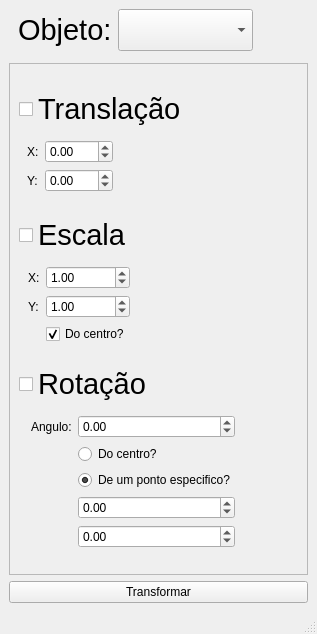
Old version of the form janelatranformador.ui in the repository samu-ribas/3D-Graphics-Engine-Project.
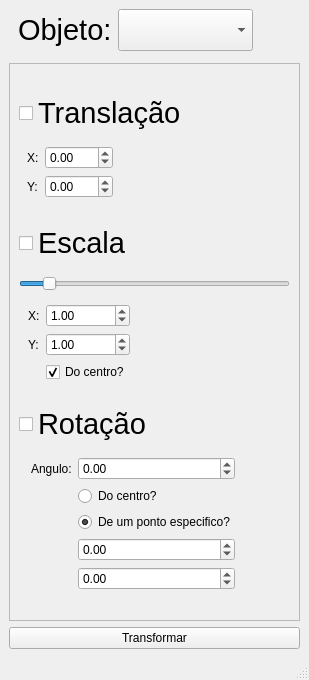
New version of the form.

```diff
--- a/janelatranformador.ui
+++ b/janelatranformador.ui
@@ -6,8 +6,8 @@
    <rect>
     <x>0</x>
     <y>0</y>
-    <width>317</width>
-    <height>634</height>
+    <width>309</width>
+    <height>680</height>
    </rect>
   </property>
   <property name="sizePolicy">
@@ -104,8 +104,8 @@
         <rect>
          <x>0</x>
          <y>0</y>
-         <width>291</width>
-         <height>461</height>
+         <width>283</width>
+         <height>507</height>
         </rect>
        </property>
        <layout class="QVBoxLayout" name="verticalLayout_3">
@@ -236,6 +236,22 @@
           </property>
          </widget>
         </item>
+        <item>
+         <widget class="QSlider" name="escalaSlider">
+          <property name="minimum">
+           <number>1</number>
+          </property>
+          <property name="maximum">
+           <number>100</number>
+          </property>
+          <property name="value">
+           <number>10</number>
+          </property>
+          <property name="orientation">
+           <enum>Qt::Orientation::Horizontal</enum>
+          </property>
+         </widget>
+        </item>
         <item>
          <widget class="QWidget" name="widgetEscala" native="true">
           <property name="sizePolicy">
@@ -248,7 +264,7 @@
            <property name="topMargin">
             <number>0</number>
            </property>
-           <item row="0" column="0">
+           <item row="1" column="0">
             <widget class="QLabel" name="label_15">
              <property name="sizePolicy">
               <sizepolicy hsizetype="Maximum" vsizetype="Preferred">
@@ -261,7 +277,7 @@
              </property>
             </widget>
            </item>
-           <item row="0" column="1">
+           <item row="1" column="1">
             <widget class="QDoubleSpinBox" name="escalaX">
              <property name="sizePolicy">
               <sizepolicy hsizetype="Preferred" vsizetype="Fixed">
@@ -277,7 +293,7 @@
              </property>
             </widget>
            </item>
-           <item row="1" column="0">
+           <item row="2" column="0">
             <widget class="QLabel" name="label_16">
              <property name="sizePolicy">
               <sizepolicy hsizetype="Maximum" vsizetype="Preferred">
@@ -290,7 +306,7 @@
              </property>
             </widget>
            </item>
-           <item row="1" column="1">
+           <item row="2" column="1">
             <widget class="QDoubleSpinBox" name="escalaY">
              <property name="sizePolicy">
               <sizepolicy hsizetype="Preferred" vsizetype="Fixed">
@@ -303,7 +319,7 @@
              </property>
             </widget>
            </item>
-           <item row="2" column="1">
+           <item row="3" column="1">
             <widget class="QCheckBox" name="escalaCentroide">
              <property name="sizePolicy">
               <sizepolicy hsizetype="Maximum" vsizetype="Fixed">
```
Left out of the diff: 2 changed lines with no effect on the pictures.
